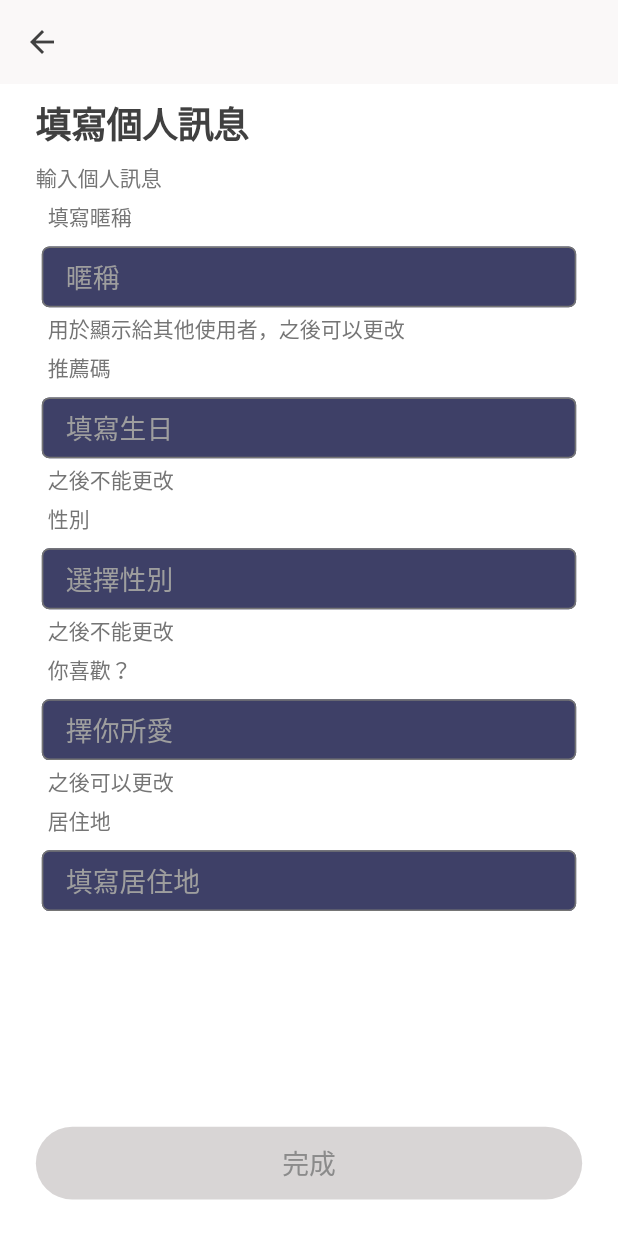
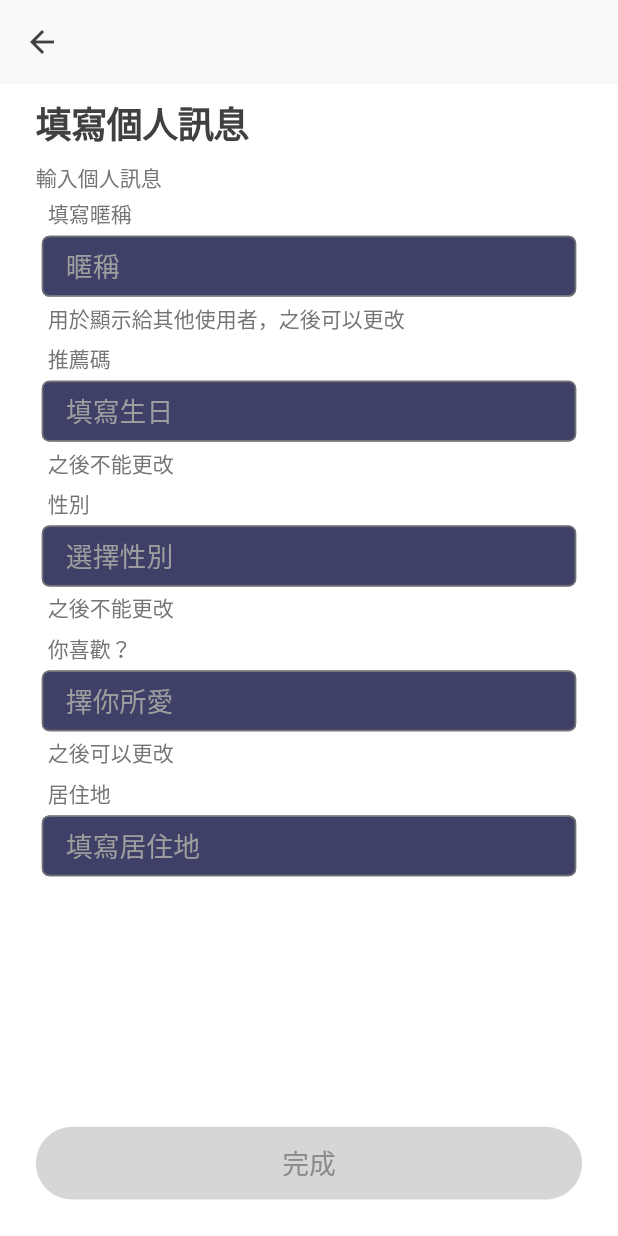
Before and after one commit to royfuwei/flutter-app-prototype, a Flutter app: the screen it shows after launch, after a tap on "user_create_info", on a phone screen of 412 x 824 dp. Run offline on Flutter 3.47's test engine with Material 2 defaults, Android fonts, the phone set to English and light mode, and no system bars; our stand-ins replace material_design_icons_flutter; Roboto replaces fonts that are missing (Jaldi).

Commit message:
[feat] entry location, notification screen

```diff
--- a/lib/core/common/components/default_flow_content.dart
+++ b/lib/core/common/components/default_flow_content.dart
@@ -22,6 +22,7 @@ class DefaultFlowPage extends StatelessWidget {
   @override
   Widget build(BuildContext context) {
     return Scaffold(
+      // resizeToAvoidBottomInset: false,
       appBar: AppBar(
         iconTheme: IconThemeData(color: seeksLoginColor01),
         elevation: 0,
--- a/lib/core/common/components/input_text_field.dart
+++ b/lib/core/common/components/input_text_field.dart
@@ -27,7 +27,7 @@ class InputTextField extends StatelessWidget {
   Widget build(BuildContext context) {
     return Padding(
       padding: EdgeInsets.symmetric(
-        vertical: getProportionateScreenHeight(context, 0),
+        vertical: getProportionateScreenHeight(context, 3),
       ),
       child: Column(
         crossAxisAlignment: CrossAxisAlignment.start,
@@ -35,7 +35,7 @@ class InputTextField extends StatelessWidget {
           Padding(
             padding: EdgeInsets.symmetric(
               horizontal: getProportionateScreenWidth(context, 8),
-              vertical: getProportionateScreenHeight(context, 5),
+              vertical: getProportionateScreenHeight(context, 0),
             ),
             child: Text(
               title,
--- a/lib/infrastructures/develop/components/listVew.dart
+++ b/lib/infrastructures/develop/components/listVew.dart
@@ -1,8 +1,11 @@
 import 'package:flutter/material.dart';
 import 'package:seeks_flutter/core/captcha/screens/captcha_screen.dart';
 import 'package:seeks_flutter/core/entry/screens/entry_screen.dart';
+import 'package:seeks_flutter/core/image/screens/entry_image_push.dart';
+import 'package:seeks_flutter/core/location/screens/entry_location_open.dart';
 import 'package:seeks_flutter/core/login/screens/login_screen.dart';
 import 'package:seeks_flutter/core/login/screens/login_splash_screen.dart';
+import 'package:seeks_flutter/core/notification/screens/entry_notification_open.dart';
 import 'package:seeks_flutter/core/users/screens/user_create_info_screen.dart';
 import 'package:seeks_flutter/core/users/screens/user_create_screen.dart';
 import 'package:seeks_flutter/routes.dart';
@@ -73,6 +76,27 @@ List<Widget> getDevView(BuildContext context) {
     ),
     ListTile(
       leading: new CircleAvatar(child: Icon(Icons.chrome_reader_mode)),
+      title: Text('entry_location_open'),
+      onTap: () {
+        routePushNamed(context, EntryLocationOpen.routeName);
+      },
+    ),
+    ListTile(
+      leading: new CircleAvatar(child: Icon(Icons.chrome_reader_mode)),
+      title: Text('entry_notification_open'),
+      onTap: () {
+        routePushNamed(context, EntryNotificationOpen.routeName);
+      },
+    ),
+    ListTile(
+      leading: new CircleAvatar(child: Icon(Icons.chrome_reader_mode)),
+      title: Text('entry_image_push'),
+      onTap: () {
+        routePushNamed(context, EntryImagePushScreen.routeName);
+      },
+    ),
+    ListTile(
+      leading: new CircleAvatar(child: Icon(Icons.chrome_reader_mode)),
       title: Text('user_create_info'),
       onTap: () {
         routePushNamed(context, UserCreateInfoScreen.routeName);
--- a/lib/routes.dart
+++ b/lib/routes.dart
@@ -2,7 +2,10 @@ import 'package:flutter/material.dart';
 import 'package:seeks_flutter/core/captcha/screens/captcha_screen.dart';
 import 'package:seeks_flutter/core/entry/screens/entry_screen.dart';
 import 'package:seeks_flutter/core/forgot_password/screens/forgot_password_screen.dart';
+import 'package:seeks_flutter/core/image/screens/entry_image_push.dart';
+import 'package:seeks_flutter/core/location/screens/entry_location_open.dart';
 import 'package:seeks_flutter/core/login/screens/login_screen.dart';
+import 'package:seeks_flutter/core/notification/screens/entry_notification_open.dart';
 import 'package:seeks_flutter/core/splash/screens/splash_screen.dart';
 import 'package:seeks_flutter/core/test/screens/bottom_navgation.dart';
 import 'package:seeks_flutter/core/test/screens/default_page.dart';
@@ -27,6 +30,9 @@ final Map<String, WidgetBuilder> routes = {
   LoginScreen.routeName: (context) => LoginScreen(),
   LoginSplashScreen.routeName: (context) => LoginSplashScreen(),
   UserCreateScreen.routeName: (context) => UserCreateScreen(),
+  EntryLocationOpen.routeName: (context) => EntryLocationOpen(),
+  EntryNotificationOpen.routeName: (context) => EntryNotificationOpen(),
+  EntryImagePushScreen.routeName: (context) => EntryImagePushScreen(),
   UserCreateInfoScreen.routeName: (context) => UserCreateInfoScreen(),
   CaptchaScreen.routeName: (context) => CaptchaScreen(),
   DevRoutes.defaultPage: (BuildContext context) {
```
Also changed, not shown: lib/core/image/screens/entry_image_push.dart (added, +44 -0 lines), lib/core/location/screens/entry_location_open.dart (added, +63 -0 lines), lib/core/notification/screens/entry_notification_open.dart (added, +63 -0 lines), 1 other file.
